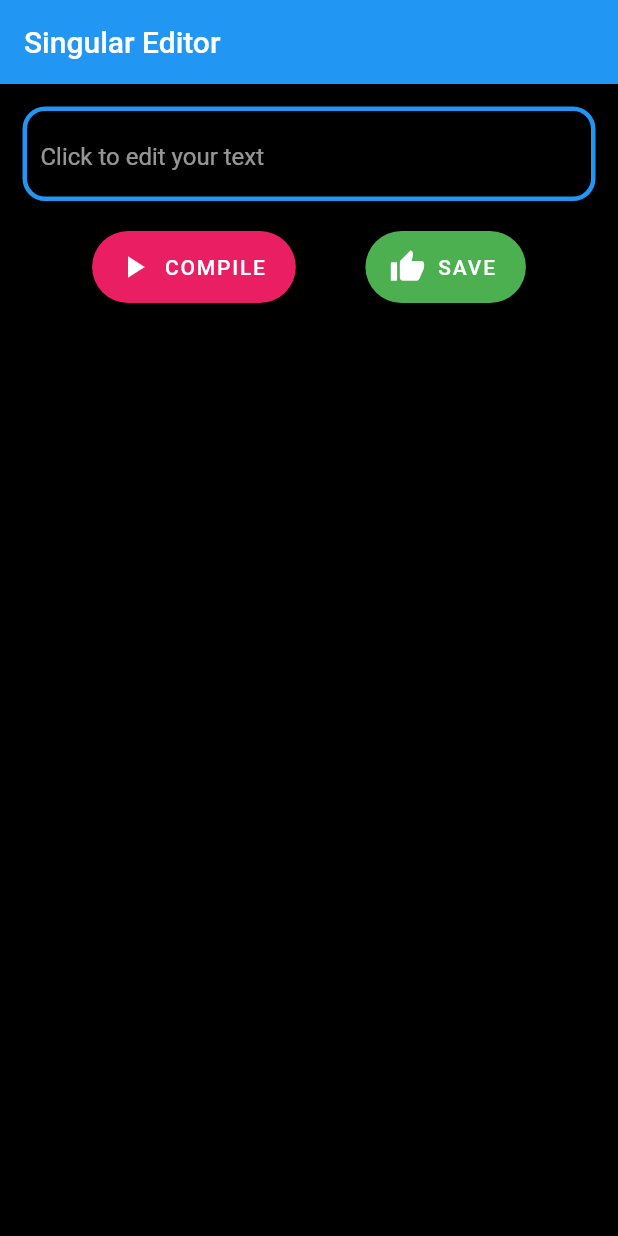
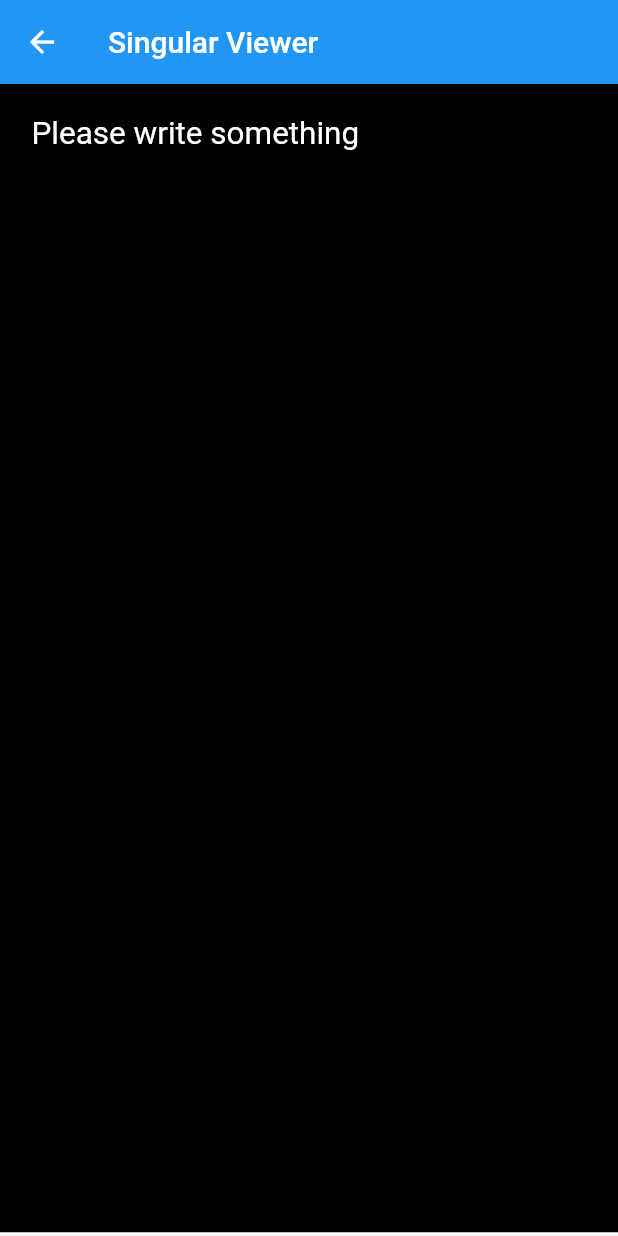
Before and after one commit to khritish17/Singular-Editor-Flutter, a Flutter app: the screen it shows after launch, after a tap on "COMPILE", on a phone screen of 412 x 824 dp. Run offline on Flutter 3.47's test engine with Material 2 defaults, Android fonts, the phone set to English and light mode, and no system bars.

Commit message:
mobile app is done, minor bugs are there

```diff
--- a/lib/Backend/backend.dart
+++ b/lib/Backend/backend.dart
@@ -3,7 +3,10 @@ class Backend{
   }
 
   String convert(String input_){
-    var symbol = {'|omega':"\u03A9"};
+    if (input_ == ""){
+      return input_;
+    }
+    var symbol = {'|alpha':"\u03B1",'|Delta': "\u0394", '|Omega': "\u03A9", '|pi': "\u03C0", '|Theta': "\u03F4", '|lambda': "\u03BB", '|theta': "\u03B8", '|degree': "\u03B1", '|hat': "\u0302"};
     List formatted_string = input_.split(' ');
     for(var i = 0; i<formatted_string.length; i++){
       String current_word = formatted_string[i];
--- a/lib/mobile.dart
+++ b/lib/mobile.dart
@@ -22,37 +22,7 @@ class _MobileState extends State<Mobile> {
         child:
             Column(
             children: [
-              // TextFormField(
-              //     decoration: InputDecoration(
-              //       hintText: 'Untitled file',
-              //       hintStyle: TextStyle(color: Colors.white.withAlpha(150), fontSize: 16,),
-              //       enabledBorder: OutlineInputBorder(
-              //         borderSide: const BorderSide(color: Colors.lightGreenAccent, width: 3.0),
-              //         borderRadius: BorderRadius.circular(15.0),
-              //       ),
-              //       focusedBorder:OutlineInputBorder(
-              //         borderSide: const BorderSide(color: Colors.pink, width: 3.0),
-              //         borderRadius: BorderRadius.circular(25.0),
-              //       ),
-              //     ),
-              //   ),
               Editor(),
-              // Row(
-              //   mainAxisAlignment: MainAxisAlignment.spaceEvenly,
-              //   children: [FloatingActionButton.extended(
-              //     onPressed: (){},
-              //     label: Text('COMPILE'),
-              //     backgroundColor: Colors.pink,
-              //     icon: Icon(Icons.play_arrow),
-              //   ),FloatingActionButton.extended(
-              //     onPressed: (){},
-              //     label: Text('SAVE'),
-              //     backgroundColor: Colors.green,
-              //     icon: Icon(Icons.thumb_up),
-              //   ),],
-              // ),
-
-
             ],
           )
         ),
@@ -119,15 +89,22 @@ class _EditorState extends State<Editor> {
             Row(
               mainAxisAlignment: MainAxisAlignment.spaceEvenly,
               children: [FloatingActionButton.extended(
+                heroTag: 'compile btn',
                 onPressed: (){
-                  print(inputController.text);
+
+                  // print(inputController.text);
                   Backend BCK = Backend();
-                  print(BCK.convert(inputController.text));
+                  // print(BCK.convert(inputController.text));
+                  Navigator.push(
+                    context,
+                    MaterialPageRoute(builder: (context) =>  Mobile_Viewer(BCK.convert(inputController.text))),
+                  );
                   },
                 label: Text('COMPILE'),
                 backgroundColor: Colors.pink,
                 icon: Icon(Icons.play_arrow),
               ),FloatingActionButton.extended(
+                heroTag: 'save btn',
                 onPressed: (){},
                 label: Text('SAVE'),
                 backgroundColor: Colors.green,
@@ -141,3 +118,46 @@ class _EditorState extends State<Editor> {
     );
   }
 }
+
+class Mobile_Viewer extends StatelessWidget {
+  // const Mobile_Viewer({Key? key}) : super(key: key);
+  // const Mobile_Viewer(String input_ ,{Key? key}) : super(key: key);
+  final String input_;
+  const Mobile_Viewer(this.input_);
+  @override
+  Widget build(BuildContext context) {
+    // print(input_);
+    String output_;
+    output_ = input_;
+    if (input_ == ""){
+      output_ = "Please write something";
+    }
+    double screen_width = MediaQuery.of(context).size.width;
+    double screen_height = MediaQuery.of(context).size.height;
+    return Scaffold(
+      // backgroundColor: Colors.grey,
+      appBar: AppBar(
+        title: Text('Singular Viewer'),
+      ),
+      body: Container(
+        height: screen_height * (92.9/100),
+        width: screen_width,
+        color: Colors.black,
+        child: SingleChildScrollView(
+          child: Container(
+            width: screen_width,
+            margin: const EdgeInsets.all(6),
+            padding: const EdgeInsets.all(15),
+            decoration: BoxDecoration(
+              color: Colors.black,
+              // border: Border.all(color: Colors.white,width: 2.5),
+              // borderRadius: BorderRadius.all(Radius.circular(30))
+            ),
+
+            child: Text(output_, style: TextStyle(color: Colors.white, fontSize: 21),),
+          ),
+        ),
+      )
+    );
+  }
+}
```
